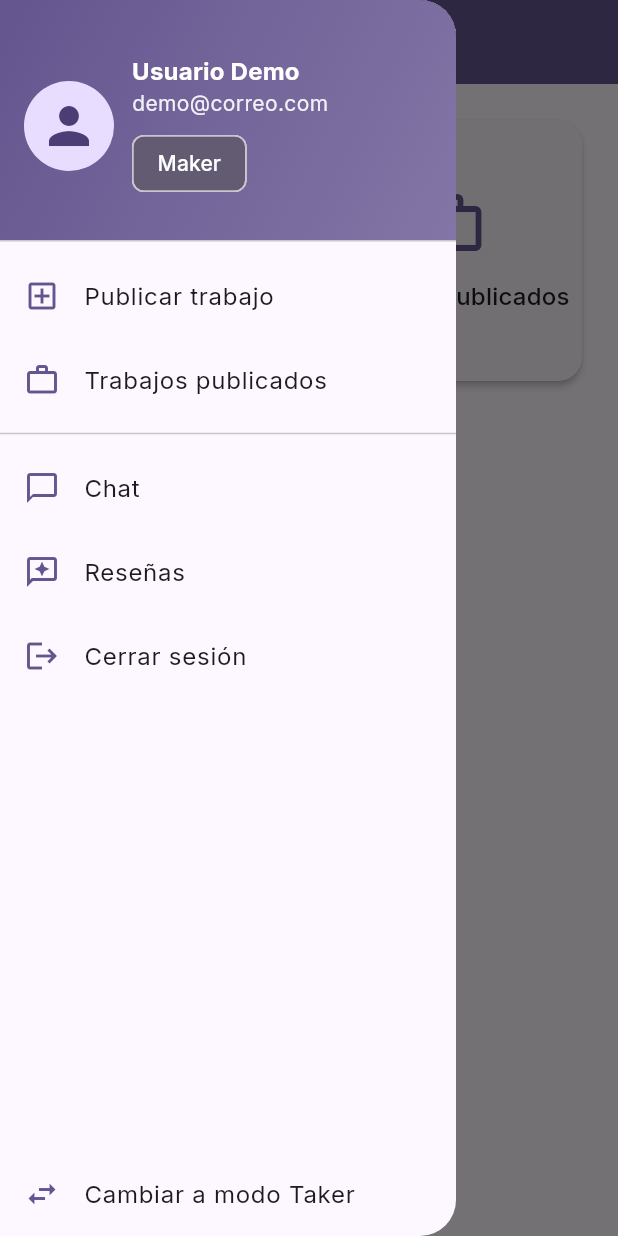
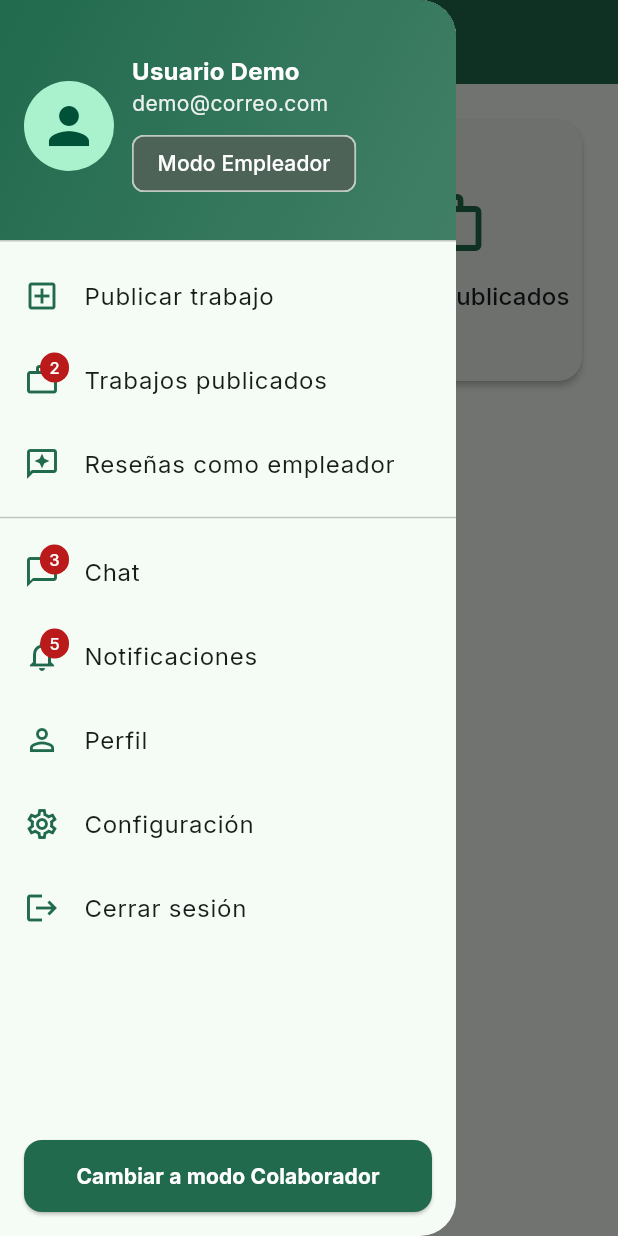
Before and after one commit to Serfelzxcv/recomiendalo, a Flutter app: the MainScreen screen opened by its route, with the side drawer open, on a phone screen of 412 x 824 dp. Run offline on Flutter 3.47's test engine with Material 3 defaults, Android fonts, the phone set to English and light mode, and no system bars; our stand-ins replace go_router, google_fonts.

Commit message:
feat(drawer app)

```diff
--- a/lib/core/theme/app_theme.dart
+++ b/lib/core/theme/app_theme.dart
@@ -9,7 +9,7 @@ class AppTheme {
     final base = ThemeData(
       useMaterial3: true,
       colorScheme: ColorScheme.fromSeed(
-        seedColor: const Color(0xFF6750A4), // morado profesional
+        seedColor: const Color.fromARGB(255, 17, 146, 103), // Verde turquesa vibrante
       ),
       textTheme: GoogleFonts.interTextTheme(),
     );
--- a/lib/features/home/screens/main_screen.dart
+++ b/lib/features/home/screens/main_screen.dart
@@ -1,10 +1,10 @@
 import 'package:flutter/material.dart';
 import 'package:recomiendalo/shared/widgets/app_drawer.dart';
+import 'package:recomiendalo/shared/widgets/app_scaffold.dart';
+import 'package:recomiendalo/shared/widgets/loading_overlay.dart';
 import 'package:recomiendalo/features/home/screens/maker_home_screen.dart';
 import 'package:recomiendalo/features/home/screens/taker_home_screen.dart';
-import 'package:recomiendalo/shared/widgets/loading_overlay.dart';
 
-/// Pantalla principal con Drawer y contenido dinámico
 class MainScreen extends StatefulWidget {
   const MainScreen({super.key});
 
@@ -13,17 +13,16 @@ class MainScreen extends StatefulWidget {
 }
 
 class _MainScreenState extends State<MainScreen> {
-  UserMode _mode = UserMode.maker; // valor inicial
+  UserMode _mode = UserMode.employer;
   bool _isLoading = false;
 
   void _toggleMode() async {
     setState(() => _isLoading = true);
-
-    // Pequeña simulación de carga con overlay
     await Future.delayed(const Duration(milliseconds: 450));
-
     setState(() {
-      _mode = _mode == UserMode.maker ? UserMode.taker : UserMode.maker;
+      _mode = _mode == UserMode.employer
+          ? UserMode.colaborator
+          : UserMode.employer;
       _isLoading = false;
     });
   }
@@ -32,9 +31,13 @@ class _MainScreenState extends State<MainScreen> {
   Widget build(BuildContext context) {
     return Stack(
       children: [
-        Scaffold(
+        AppScaffold(
           appBar: AppBar(
-            title: Text(_mode == UserMode.maker ? "Maker" : "Taker"),
+            title: Text(
+              _mode == UserMode.employer
+                  ? "Modo Empleador"
+                  : "Modo Colaborador",
+            ),
           ),
           drawer: AppDrawer(
             mode: _mode,
@@ -42,13 +45,11 @@ class _MainScreenState extends State<MainScreen> {
           ),
           body: AnimatedSwitcher(
             duration: const Duration(milliseconds: 300),
-            child: _mode == UserMode.maker
-                ? const MakerHomeScreen(key: ValueKey("maker"))
-                : const TakerHomeScreen(key: ValueKey("taker")),
+            child: _mode == UserMode.employer
+                ? const MakerHomeScreen(key: ValueKey("employer"))
+                : const TakerHomeScreen(key: ValueKey("colaborator")),
           ),
         ),
-
-        // Overlay de carga
         if (_isLoading) const LoadingOverlay(),
       ],
     );
--- a/lib/shared/widgets/app_drawer.dart
+++ b/lib/shared/widgets/app_drawer.dart
@@ -1,11 +1,8 @@
 import 'package:flutter/material.dart';
 import 'package:go_router/go_router.dart';
 
-/// Enum para definir los modos de usuario
-enum UserMode { maker, taker }
+enum UserMode { employer, colaborator }
 
-/// Drawer principal de la aplicación.
-/// Cambia opciones según el modo actual.
 class AppDrawer extends StatelessWidget {
   final UserMode mode;
   final VoidCallback onToggleMode;
@@ -22,14 +19,18 @@ class AppDrawer extends StatelessWidget {
     final textTheme = Theme.of(context).textTheme;
 
   return Drawer(
+    child: SafeArea(
       child: Column(
-        crossAxisAlignment: CrossAxisAlignment.stretch,
         children: [
-          // Header con gradiente
+          // Contenido scrollable
+          Expanded(
+            child: ListView(
+              padding: EdgeInsets.zero,
+              children: [
                 DrawerHeader(
                   decoration: BoxDecoration(
                     gradient: LinearGradient(
-                colors: [colors.primary, colors.primary.withOpacity(0.8)],
+                      colors: [colors.primary, colors.primary.withOpacity(0.85)],
                       begin: Alignment.topLeft,
                       end: Alignment.bottomRight,
                     ),
@@ -58,7 +59,9 @@ class AppDrawer extends StatelessWidget {
                             const SizedBox(height: 6),
                             Chip(
                               label: Text(
-                          mode == UserMode.maker ? "Maker" : "Taker",
+                                mode == UserMode.employer
+                                    ? "Modo Empleador"
+                                    : "Modo Colaborador",
                                 style: const TextStyle(color: Colors.white),
                               ),
                               backgroundColor: colors.secondary,
@@ -71,69 +74,161 @@ class AppDrawer extends StatelessWidget {
                 ),
 
                 // Opciones dinámicas
-          if (mode == UserMode.maker) ...[
-            ListTile(
-              leading: const Icon(Icons.add_box_outlined),
-              title: const Text("Publicar trabajo"),
-              onTap: () => context.go('/jobs/create'),
+                if (mode == UserMode.employer) ...[
+                  _buildTile(
+                    context,
+                    icon: Icons.add_box_outlined,
+                    title: 'Publicar trabajo',
+                    route: '/jobs/create',
                   ),
-            ListTile(
-              leading: const Icon(Icons.work_outline),
-              title: const Text("Trabajos publicados"),
-              onTap: () => _showWip(context),
+                  _buildTile(
+                    context,
+                    icon: Icons.work_outline,
+                    title: 'Trabajos publicados',
+                    route: '/home',
+                    badgeCount: 2,
+                  ),
+                  _buildTile(
+                    context,
+                    icon: Icons.reviews_outlined,
+                    title: 'Reseñas como empleador',
+                    route: '/reviews/employer',
                   ),
                 ] else ...[
-            ListTile(
-              leading: const Icon(Icons.build_outlined),
-              title: const Text("Mis servicios"),
-              onTap: () => context.go('/profile'),
+                  _buildTile(
+                    context,
+                    icon: Icons.build_outlined,
+                    title: 'Mis servicios',
+                    route: '/profile',
                   ),
-            ListTile(
-              leading: const Icon(Icons.local_offer_outlined),
-              title: const Text("Mis ofertas"),
-              onTap: () => _showWip(context),
+                  _buildTile(
+                    context,
+                    icon: Icons.local_offer_outlined,
+                    title: 'Mis ofertas',
+                    route: '/home',
+                    badgeCount: 1,
+                  ),
+                  _buildTile(
+                    context,
+                    icon: Icons.work_history_outlined,
+                    title: 'Trabajos en curso',
+                    route: '/home',
+                  ),
+                  _buildTile(
+                    context,
+                    icon: Icons.reviews_outlined,
+                    title: 'Reseñas como Colaborador',
+                    route: '/reviews/colaborator',
                   ),
                 ],
 
                 const Divider(),
 
-          // Opciones comunes
-          ListTile(
-            leading: const Icon(Icons.chat_bubble_outline),
-            title: const Text("Chat"),
-            onTap: () => _showWip(context),
+                // Comunes
+                _buildTile(
+                  context,
+                  icon: Icons.chat_bubble_outline,
+                  title: 'Chat',
+                  route: '/chat',
+                  badgeCount: 3,
                 ),
-          ListTile(
-            leading: const Icon(Icons.reviews_outlined),
-            title: const Text("Reseñas"),
-            onTap: () => _showWip(context),
+                _buildTile(
+                  context,
+                  icon: Icons.notifications_none,
+                  title: "Notificaciones",
+                  route: '/notifications',
+                  badgeCount: 5,
                 ),
-          ListTile(
-            leading: const Icon(Icons.logout),
-            title: const Text("Cerrar sesión"),
-            onTap: () => context.go('/login'),
+                _buildTile(
+                  context,
+                  icon: Icons.person_outline,
+                  title: "Perfil",
+                  route: '/profile',
                 ),
-
-          const Spacer(),
-
-          // Cambio de modo
-          ListTile(
-            leading: const Icon(Icons.swap_horiz),
-            title: Text(
-              mode == UserMode.maker
-                  ? "Cambiar a modo Taker"
-                  : "Cambiar a modo Maker",
+                _buildTile(
+                  context,
+                  icon: Icons.settings_outlined,
+                  title: "Configuración",
+                  route: '/settings',
                 ),
-            onTap: onToggleMode,
+                _buildTile(
+                  context,
+                  icon: Icons.logout,
+                  title: "Cerrar sesión",
+                  route: '/login',
                 ),
               ],
             ),
+          ),
+
+          // Botón fijo abajo
+          SafeArea(
+            minimum: const EdgeInsets.all(16),
+            child: SizedBox(
+              width: double.infinity,
+              height: 48,
+              child: ElevatedButton(
+                style: ElevatedButton.styleFrom(
+                  backgroundColor: colors.primary,
+                  foregroundColor: colors.onPrimary,
+                  shape: RoundedRectangleBorder(
+                    borderRadius: BorderRadius.circular(12),
+                  ),
+                ),
+                onPressed: onToggleMode,
+                child: Text(
+                  mode == UserMode.employer
+                      ? "Cambiar a modo Colaborador"
+                      : "Cambiar a modo Empleador",
+                  style: const TextStyle(fontWeight: FontWeight.bold),
+                ),
+              ),
+            ),
+          ),
+        ],
+      ),
+    ),
   );
+
   }
 
-  void _showWip(BuildContext context) {
-    ScaffoldMessenger.of(context).showSnackBar(
-      const SnackBar(content: Text("En construcción (demo)")),
+  /// Construye un ListTile con badge opcional
+  Widget _buildTile(
+    BuildContext context, {
+    required IconData icon,
+    required String title,
+    required String route,
+    int? badgeCount,
+  }) {
+    final colors = Theme.of(context).colorScheme;
+    final textTheme = Theme.of(context).textTheme;
+
+    return ListTile(
+      leading: Stack(
+        clipBehavior: Clip.none,
+        children: [
+          Icon(icon, color: colors.primary),
+          if (badgeCount != null && badgeCount > 0)
+            Positioned(
+              right: -6,
+              top: -6,
+              child: Container(
+                padding:
+                    const EdgeInsets.symmetric(horizontal: 6, vertical: 2),
+                decoration: BoxDecoration(
+                  color: colors.error,
+                  borderRadius: BorderRadius.circular(12),
+                ),
+                child: Text(
+                  badgeCount.toString(),
+                  style: textTheme.labelSmall?.copyWith(color: Colors.white),
+                ),
+              ),
+            ),
+        ],
+      ),
+      title: Text(title),
+      onTap: () => context.go(route),
     );
   }
 }
--- /dev/null
+++ b/lib/shared/widgets/app_scaffold.dart
@@ -0,0 +1,33 @@
+import 'package:flutter/material.dart';
+
+/// Wrapper que asegura que todas las pantallas
+/// estén dentro de un Scaffold + SafeArea.
+///
+/// Así evitamos repetir código en cada pantalla.
+class AppScaffold extends StatelessWidget {
+  final PreferredSizeWidget? appBar;
+  final Widget body;
+  final Widget? drawer;
+  final Widget? floatingActionButton;
+  final Color? backgroundColor;
+
+  const AppScaffold({
+    super.key,
+    this.appBar,
+    required this.body,
+    this.drawer,
+    this.floatingActionButton,
+    this.backgroundColor,
+  });
+
+  @override
+  Widget build(BuildContext context) {
+    return Scaffold(
+      appBar: appBar,
+      drawer: drawer,
+      floatingActionButton: floatingActionButton,
+      backgroundColor: backgroundColor ?? Theme.of(context).colorScheme.background,
+      body: SafeArea(child: body),
+    );
+  }
+}
```
Also changed, not shown: lib/features/auth/screens/login_screen.dart (+26 -7 lines), lib/features/auth/screens/register_screen.dart (+32 -5 lines), lib/features/auth/screens/secondary_button.dart (added, +20 -0 lines), lib/shared/widgets/primary_button.dart (added, +20 -0 lines). Lines whose indentation alone changed are shown as unchanged.
